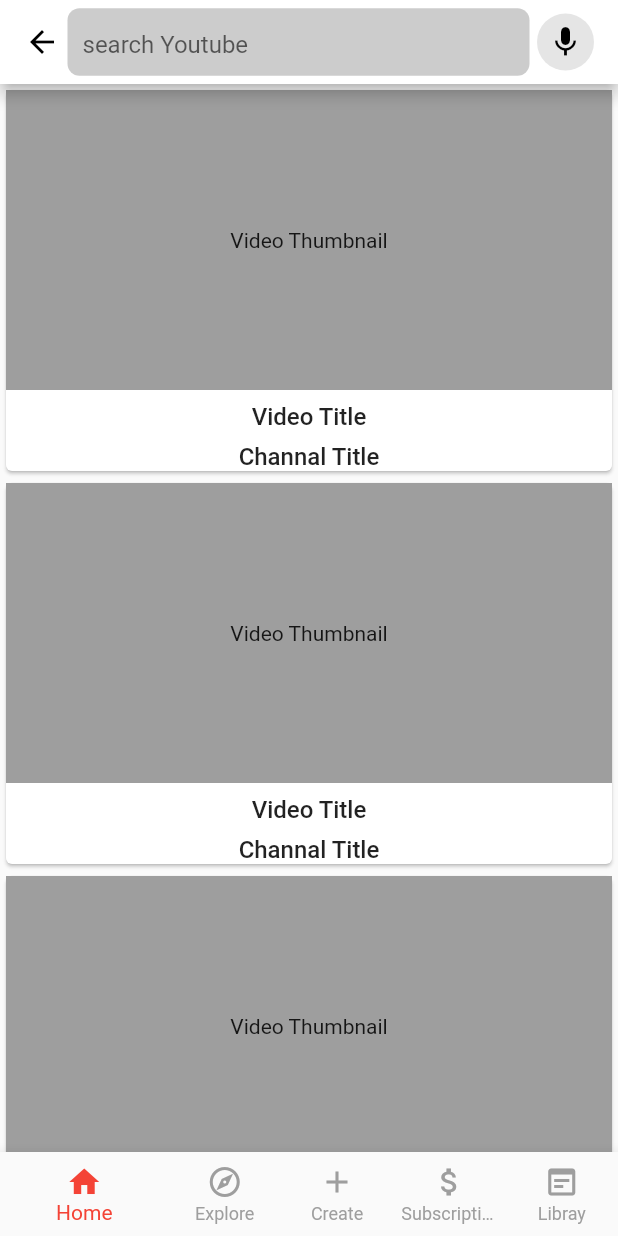
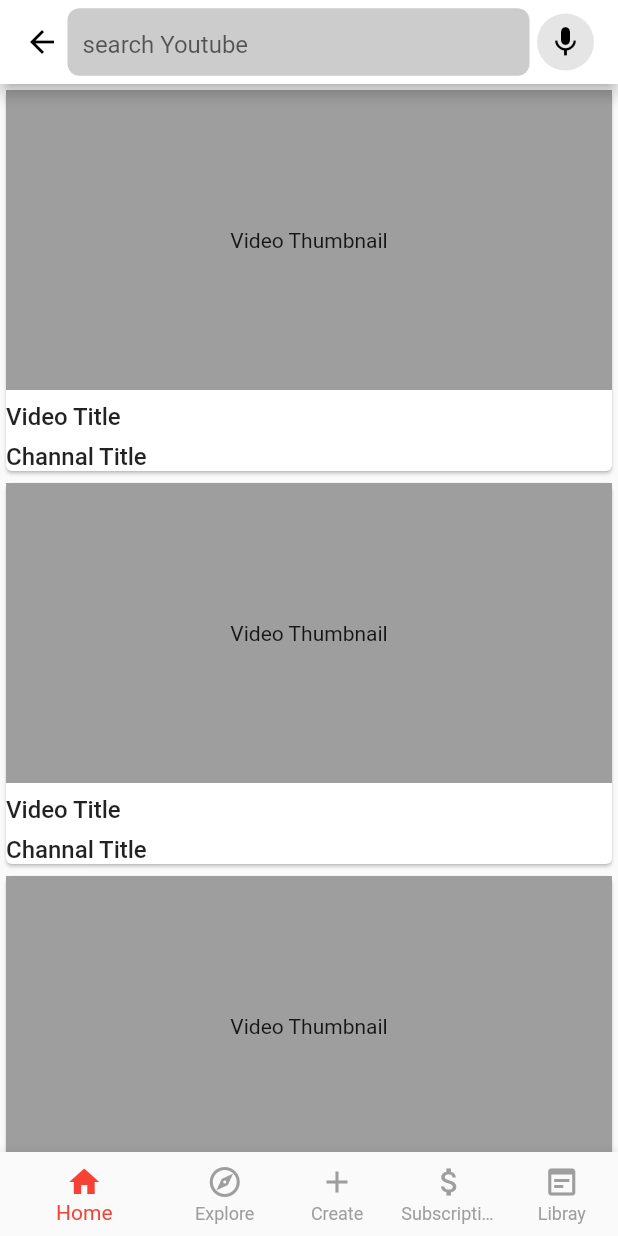
Before and after one commit to SharjeelMoqrabKhan/youtube-search-flutter, a Flutter app: the screen it shows after launch, after a tap on the "search" icon, on a phone screen of 412 x 824 dp. Run offline on Flutter 3.47's test engine with Material 2 defaults, Android fonts, the phone set to English and light mode, and no system bars.

```diff
--- /dev/null
+++ b/lib/model/item_data.dart
@@ -0,0 +1,19 @@
+import 'package:youtube_search_flutter/model/item_data_id.dart';
+import 'package:youtube_search_flutter/model/snippet.dart';
+
+class ItemData {
+  ItemData({this.kind, this.etag, this.id,this.snippet});
+  final String kind;
+  final String etag;
+  final ItemDataId id;
+  final Snippet snippet;
+
+  factory ItemData.fromJson(Map<String, dynamic> json) {
+    return ItemData(
+      kind: json['kind'],
+      etag: json['etag'],
+      id: ItemDataId.fromJson(json['id']),
+      snippet: Snippet.fromJson(json['snippet'])
+    );
+  }
+}
--- /dev/null
+++ b/lib/model/item_data_id.dart
@@ -0,0 +1,9 @@
+class ItemDataId {
+  ItemDataId({this.kind, this.channelId});
+  final String kind;
+  final channelId;
+
+  factory ItemDataId.fromJson(Map<String, dynamic> json) {
+    return ItemDataId(kind: json['kind'], channelId: json['channelId']);
+  }
+}
--- /dev/null
+++ b/lib/model/page_info.dart
@@ -0,0 +1,11 @@
+class PageInfo {
+  PageInfo({this.totalResults, this.resultsPerPage});
+  final int totalResults;
+  final int resultsPerPage;
+
+  factory PageInfo.fromJson(Map<String, dynamic> json) {
+    return PageInfo(
+        totalResults: json['totalResults'],
+        resultsPerPage: json['resultsPerPage']);
+  }
+}
--- /dev/null
+++ b/lib/model/snippet.dart
@@ -0,0 +1,24 @@
+import 'package:youtube_search_flutter/model/thumbnail.dart';
+
+class Snippet {
+  Snippet(
+      {this.publishedAt,
+      this.channelId,
+      this.title,
+      this.description,
+      this.thumbnail});
+  final String publishedAt;
+  final String channelId;
+  final String title;
+  final String description;
+  final Thumbnail thumbnail;
+  factory Snippet.fromJson(Map<String, dynamic> json) {
+    return Snippet(
+      publishedAt: json['publishedAt'],
+      channelId: json['channelId'],
+      title: json['title'],
+      description: json[' description'],
+      thumbnail: Thumbnail.fromJson(json['thumbnails']),
+    );
+  }
+}
--- /dev/null
+++ b/lib/model/thumbnail.dart
@@ -0,0 +1,13 @@
+import 'package:youtube_search_flutter/model/thumbnail_data.dart';
+
+class Thumbnail{
+  Thumbnail({this.medium, this.high});
+  final ThumbnailData medium;
+  final ThumbnailData high;
+  factory Thumbnail.fromJson(Map<String,dynamic>json){
+    return Thumbnail(
+      high: ThumbnailData.fromJson(json['high']),
+      medium: ThumbnailData.fromJson(json['medium']),
+    );
+  }
+}
--- /dev/null
+++ b/lib/model/thumbnail_data.dart
@@ -0,0 +1,10 @@
+class ThumbnailData {
+  ThumbnailData({this.url});
+  final String url;
+
+  factory ThumbnailData.fromJson(Map <String,dynamic>json){
+    return ThumbnailData(
+      url: json['url']
+    );
+  }
+}
--- /dev/null
+++ b/lib/model/youtube_serach_model.dart
@@ -0,0 +1,32 @@
+import 'package:youtube_search_flutter/model/item_data.dart';
+import 'package:youtube_search_flutter/model/page_info.dart';
+
+class YoutubeSearchModel {
+  YoutubeSearchModel(
+      {this.kind,
+      this.etag,
+      this.nextPageToken,
+      this.regionCode,
+      this.pageInfo,
+      this.items});
+  final String kind;
+  final String etag;
+  final String nextPageToken;
+  final String regionCode;
+  final PageInfo pageInfo;
+  final List<ItemData> items;
+  factory YoutubeSearchModel.fromJson(Map<String, dynamic> json) {
+    final items = json['items'] as List;
+    List<ItemData> itemData = items.map((e) => ItemData.fromJson(e)).toList();
+    return YoutubeSearchModel(
+      kind: json['kind'],
+      etag: json['etag'],
+      nextPageToken: json['nextPageToken'],
+      regionCode: json['regionCode'],
+      pageInfo: PageInfo.fromJson(
+        json['pageInfo'],
+      ),
+      items: itemData,
+    );
+  }
+}
--- a/lib/pages/youtube_searach.dart
+++ b/lib/pages/youtube_searach.dart
@@ -1,4 +1,8 @@
+import 'dart:convert';
+
 import 'package:flutter/material.dart';
+import 'package:flutter/services.dart';
+import 'package:youtube_search_flutter/model/youtube_serach_model.dart';
 
 class YouTubeSearch extends StatefulWidget {
   @override
@@ -8,6 +12,19 @@ class YouTubeSearch extends StatefulWidget {
 class _YouTubeSearchState extends State<YouTubeSearch> {
   int navigatinIndex = 0;
   bool _isSearch = false;
+
+  @override
+  void initState() {
+    super.initState();
+    _loadMockResponse();
+  }
+
+  Future<void> _loadMockResponse() async {
+    final assetData =
+        await rootBundle.loadString('assets/api/youtube_serach.json');
+    final response = YoutubeSearchModel.fromJson(json.decode(assetData));
+    print(response.items[0].snippet.thumbnail.high.url);
+  }
 
   Widget _searchWidget() {
     return Row(
@@ -125,7 +142,7 @@ class _YouTubeSearchState extends State<YouTubeSearch> {
         itemBuilder: (context, index) {
           return Card(
             child: Column(
-              mainAxisAlignment: MainAxisAlignment.start,
+              crossAxisAlignment: CrossAxisAlignment.start,
               children: [
                 Container(
                   height: 200,
```
